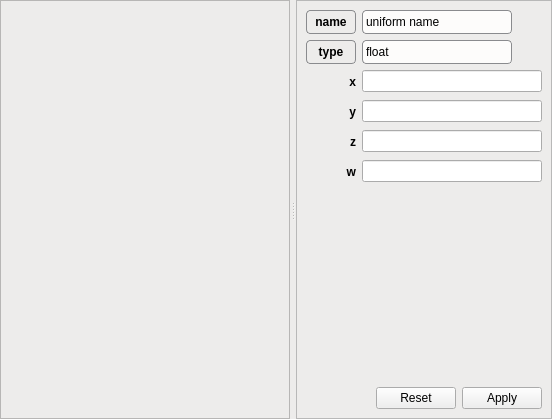
First picture: the form in applications/qt/shader-input-editor.ui, repository daniel86/regen, before the edit.
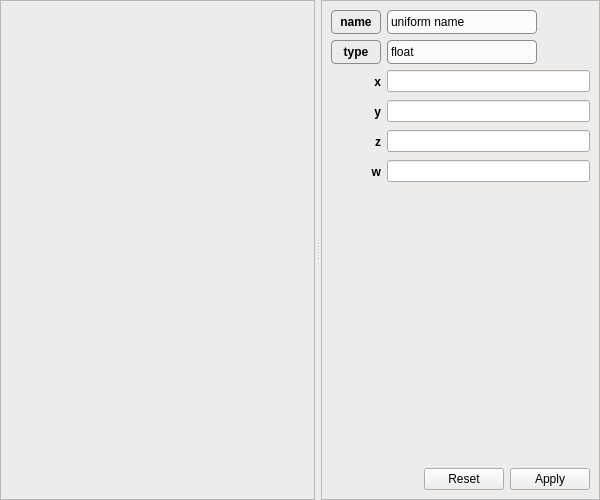
Second picture: the form after the edit. Icons and pictures are not drawn.

Commit message: Updating ShaderInput widget.

```diff
--- a/applications/qt/shader-input-editor.ui
+++ b/applications/qt/shader-input-editor.ui
@@ -6,8 +6,8 @@
    <rect>
     <x>0</x>
     <y>0</y>
-    <width>552</width>
-    <height>419</height>
+    <width>600</width>
+    <height>500</height>
    </rect>
   </property>
   <property name="windowTitle">
@@ -91,6 +91,11 @@
       <property name="focusPolicy">
        <enum>Qt::StrongFocus</enum>
       </property>
+      <property name="styleSheet">
+       <string notr="true">QTreeWidget::item {
+    height: 22px;
+}</string>
+      </property>
       <property name="frameShape">
        <enum>QFrame::StyledPanel</enum>
       </property>
@@ -146,6 +151,9 @@
          <property name="autoFillBackground">
           <bool>false</bool>
          </property>
+         <property name="styleSheet">
+          <string notr="true"/>
+         </property>
          <property name="frameShape">
           <enum>QFrame::NoFrame</enum>
          </property>
```
The commit also changes 3 other files.
